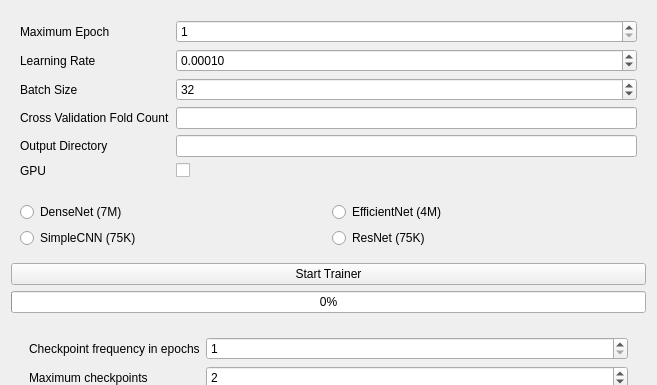
Old version of the form DeepLearner/Resources/UI/DeepLearnerLib.ui in the repository mturja-vf-ic-bd/SlicerDeepLearningUI; both pictures show x 0 to 657 and y 0 to 385 of the 657 by 785 pixel window.
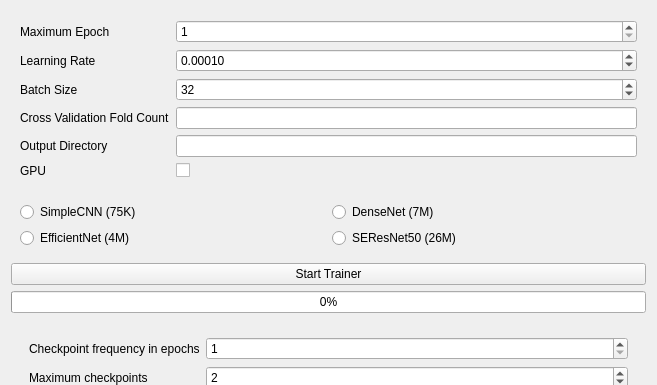
New version of the form. Custom widgets are drawn as their Qt base class.

```diff
--- a/DeepLearner/Resources/UI/DeepLearnerLib.ui
+++ b/DeepLearner/Resources/UI/DeepLearnerLib.ui
@@ -122,17 +122,10 @@
       <string>Model Selection</string>
      </property>
      <layout class="QGridLayout" name="modelParams">
-      <item row="0" column="0">
-       <widget class="QRadioButton" name="DenseNetRadio">
+      <item row="2" column="1">
+       <widget class="QRadioButton" name="ResNetRadio">
         <property name="text">
-         <string>DenseNet (7M)</string>
-        </property>
-       </widget>
-      </item>
-      <item row="0" column="1">
-       <widget class="QRadioButton" name="EfficientNetRadio">
-        <property name="text">
-         <string>EfficientNet (4M)</string>
+         <string>SEResNet50 (26M)</string>
         </property>
        </widget>
       </item>
@@ -144,9 +137,16 @@
        </widget>
       </item>
       <item row="1" column="1">
-       <widget class="QRadioButton" name="ResNetRadio">
+       <widget class="QRadioButton" name="DenseNetRadio">
         <property name="text">
-         <string>ResNet (75K)</string>
+         <string>DenseNet (7M)</string>
+        </property>
+       </widget>
+      </item>
+      <item row="2" column="0">
+       <widget class="QRadioButton" name="EfficientNetRadio">
+        <property name="text">
+         <string>EfficientNet (4M)</string>
         </property>
        </widget>
       </item>
```
